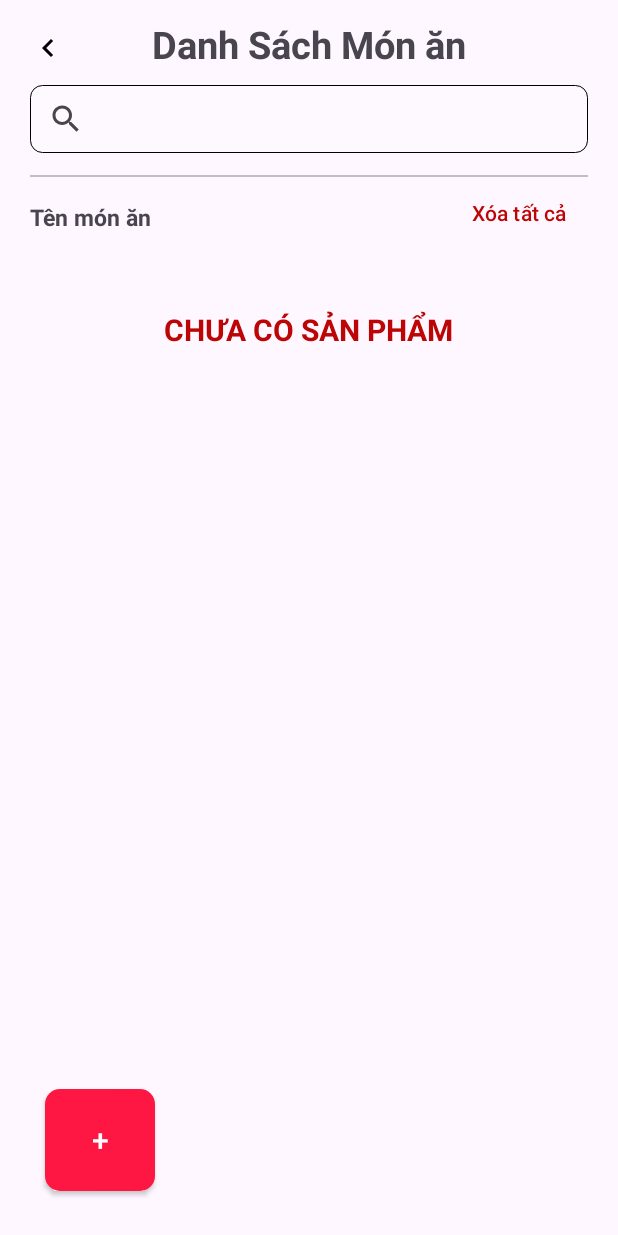
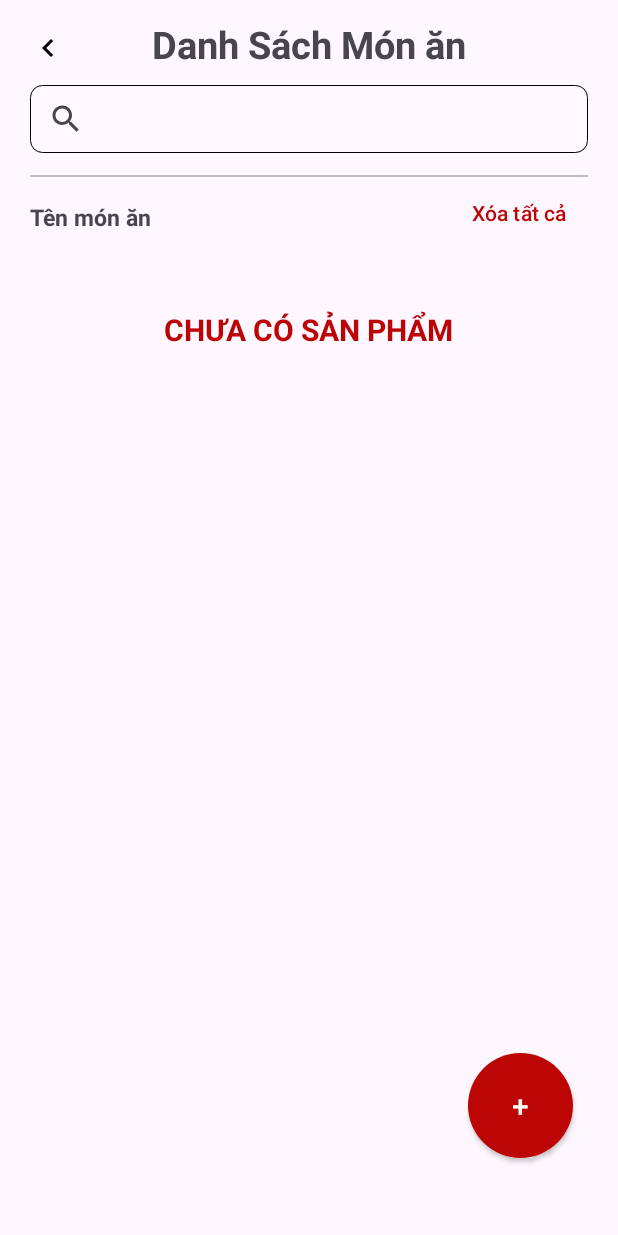
Before and after one commit to DoMinhTienn/THTFood, an Android app: the MenuRestaurantActivity screen opened directly, with no data from a screen before it, on a phone screen of 412 x 824 dp. Run offline under Robolectric (Android 15) with nearby library versions, the phone set to English and light mode, and no system bars; our stand-ins replace Firebase (no records; nobody signed in at launch, a user with empty details on screens opened directly).

Commit message:
Update: btnConfirm activity_menu_restaurant.xml

```diff
--- a/THTFood/app/src/main/res/layout/activity_menu_restaurant.xml
+++ b/THTFood/app/src/main/res/layout/activity_menu_restaurant.xml
@@ -119,18 +119,18 @@
 
     <androidx.appcompat.widget.AppCompatButton
         android:id="@+id/btnConfirm"
-        android:layout_width="73dp"
-        android:layout_height="68dp"
+        android:layout_width="70dp"
+        android:layout_height="70dp"
         android:layout_gravity="center"
-        android:layout_marginStart="30dp"
-        android:layout_marginBottom="30dp"
-        android:background="@drawable/round_back_red_10"
+        android:layout_marginEnd="30dp"
+        android:layout_marginBottom="52dp"
+        android:background="@drawable/badge_shape"
         android:paddingStart="30dp"
         android:paddingEnd="30dp"
         android:text="+"
         android:textColor="#FFF"
         android:textSize="20sp"
         app:layout_constraintBottom_toBottomOf="parent"
-        app:layout_constraintStart_toStartOf="parent" />
+        app:layout_constraintEnd_toEndOf="parent" />
 
 </androidx.constraintlayout.widget.ConstraintLayout>
```
